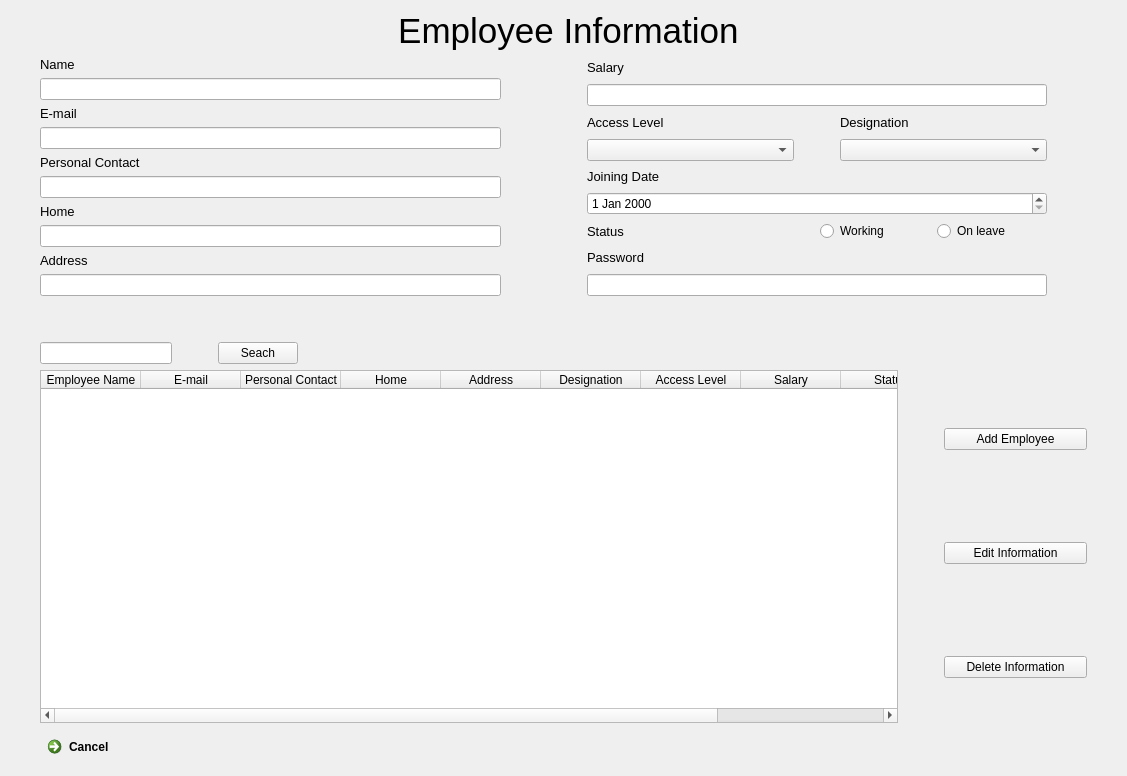
First picture: the form in EmployeeUI.ui, repository ASNaeem/Simple-VCMS, before the edit.
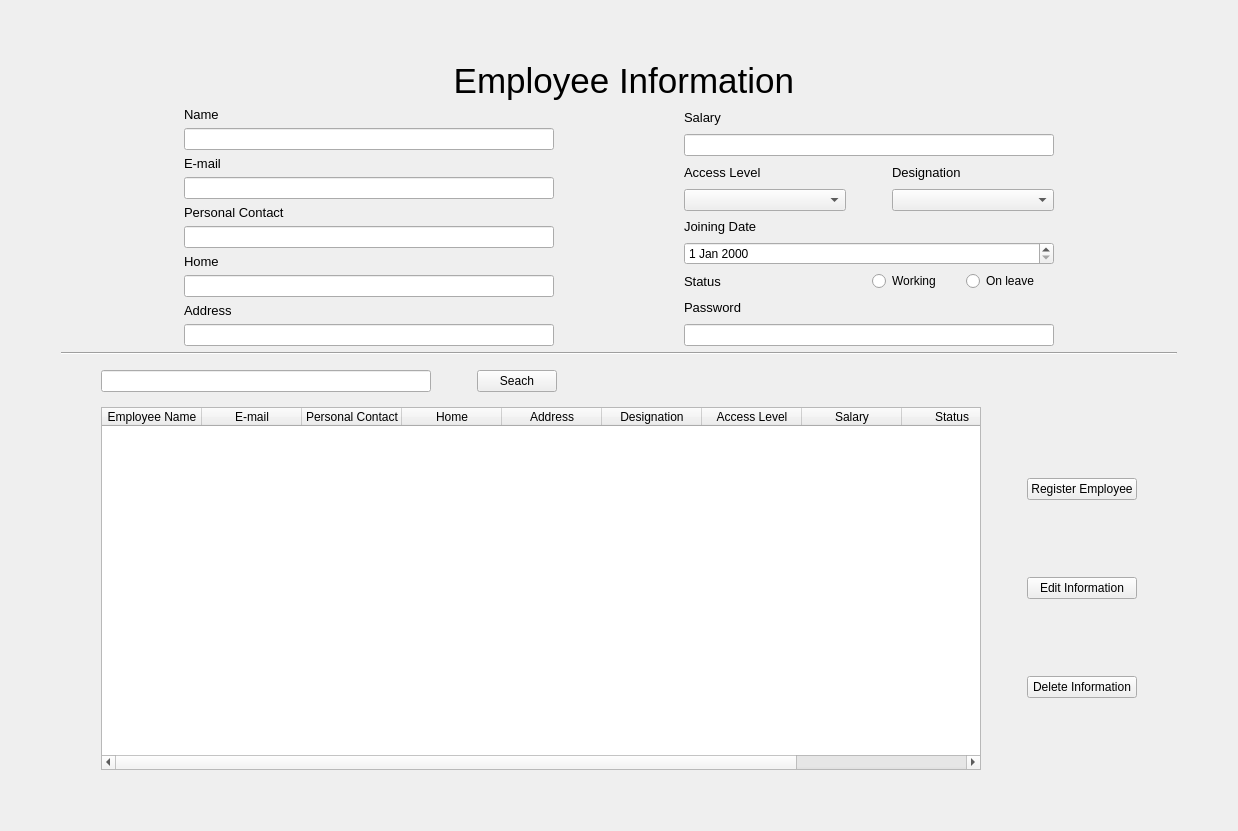
Second picture: the form after the edit.

```diff
--- a/EmployeeUI.ui
+++ b/EmployeeUI.ui
@@ -6,24 +6,30 @@
    <rect>
     <x>0</x>
     <y>0</y>
-    <width>1127</width>
-    <height>776</height>
+    <width>1238</width>
+    <height>831</height>
    </rect>
   </property>
   <property name="windowTitle">
    <string>Form</string>
   </property>
-  <layout class="QVBoxLayout" name="verticalLayout_7">
+  <layout class="QVBoxLayout" name="verticalLayout_101">
+   <item>
+    <layout class="QVBoxLayout" name="verticalLayout_84" stretch="0,0,0,0,0,0">
    <property name="leftMargin">
-    <number>40</number>
+      <number>50</number>
+     </property>
+     <property name="topMargin">
+      <number>50</number>
    </property>
    <property name="rightMargin">
-    <number>40</number>
-   </property>
+      <number>50</number>
+     </property>
+     <property name="bottomMargin">
+      <number>50</number>
+     </property>
    <item>
-    <layout class="QVBoxLayout" name="verticalLayout">
-     <item>
-      <widget class="QLabel" name="label">
+      <widget class="QLabel" name="label_employee_information_6">
        <property name="font">
         <font>
          <pointsize>26</pointsize>
@@ -37,19 +43,30 @@
        </property>
       </widget>
      </item>
-    </layout>
+     <item>
+      <layout class="QHBoxLayout" name="horizontalLayout_31" stretch="10,30,10,30,10">
+       <item>
+        <spacer name="horizontalSpacer_46">
+         <property name="orientation">
+          <enum>Qt::Horizontal</enum>
+         </property>
+         <property name="sizeHint" stdset="0">
+          <size>
+           <width>40</width>
+           <height>20</height>
+          </size>
+         </property>
+        </spacer>
    </item>
    <item>
-    <layout class="QHBoxLayout" name="horizontalLayout" stretch="30,0,30">
+        <layout class="QVBoxLayout" name="verticalLayout_85">
      <item>
-      <layout class="QVBoxLayout" name="verticalLayout_6">
-       <item>
-        <layout class="QVBoxLayout" name="verticalLayout_2">
+          <layout class="QVBoxLayout" name="verticalLayout_86">
          <property name="rightMargin">
-          <number>40</number>
+            <number>0</number>
          </property>
          <item>
-          <layout class="QVBoxLayout" name="verticalLayout_3">
+            <layout class="QVBoxLayout" name="verticalLayout_87">
            <property name="leftMargin">
             <number>0</number>
            </property>
@@ -74,7 +91,7 @@
           </layout>
          </item>
          <item>
-          <layout class="QVBoxLayout" name="verticalLayout_4">
+            <layout class="QVBoxLayout" name="verticalLayout_88">
            <property name="leftMargin">
             <number>0</number>
            </property>
@@ -99,7 +116,7 @@
           </layout>
          </item>
          <item>
-          <layout class="QVBoxLayout" name="verticalLayout_5">
+            <layout class="QVBoxLayout" name="verticalLayout_89">
            <property name="leftMargin">
             <number>0</number>
            </property>
@@ -124,7 +141,7 @@
           </layout>
          </item>
          <item>
-          <layout class="QVBoxLayout" name="verticalLayout_17">
+            <layout class="QVBoxLayout" name="verticalLayout_90">
            <item>
             <widget class="QLabel" name="label_12">
              <property name="font">
@@ -143,7 +160,7 @@
           </layout>
          </item>
          <item>
-          <layout class="QVBoxLayout" name="verticalLayout_8">
+            <layout class="QVBoxLayout" name="verticalLayout_91">
            <property name="leftMargin">
             <number>0</number>
            </property>
@@ -172,7 +189,7 @@
       </layout>
      </item>
      <item>
-      <spacer name="horizontalSpacer_2">
+        <spacer name="horizontalSpacer_47">
        <property name="orientation">
         <enum>Qt::Horizontal</enum>
        </property>
@@ -188,12 +205,12 @@
       </spacer>
      </item>
      <item>
-      <layout class="QVBoxLayout" name="verticalLayout_10">
+        <layout class="QVBoxLayout" name="verticalLayout_92">
        <property name="leftMargin">
         <number>0</number>
        </property>
        <property name="rightMargin">
-        <number>40</number>
+          <number>0</number>
        </property>
        <item>
         <layout class="QVBoxLayout" name="verticalLayout_13">
@@ -409,7 +426,71 @@
        </item>
       </layout>
      </item>
-    </layout>
+       <item>
+        <spacer name="horizontalSpacer_49">
+         <property name="orientation">
+          <enum>Qt::Horizontal</enum>
+         </property>
+         <property name="sizeHint" stdset="0">
+          <size>
+           <width>40</width>
+           <height>20</height>
+          </size>
+         </property>
+        </spacer>
+       </item>
+      </layout>
+     </item>
+     <item>
+      <widget class="Line" name="line">
+       <property name="orientation">
+        <enum>Qt::Horizontal</enum>
+       </property>
+      </widget>
+     </item>
+     <item>
+      <layout class="QHBoxLayout" name="horizontalLayout_35" stretch="0,20,0,0,0">
+       <property name="rightMargin">
+        <number>600</number>
+       </property>
+       <item>
+        <spacer name="horizontalSpacer_50">
+         <property name="orientation">
+          <enum>Qt::Horizontal</enum>
+         </property>
+         <property name="sizeHint" stdset="0">
+          <size>
+           <width>40</width>
+           <height>20</height>
+          </size>
+         </property>
+        </spacer>
+       </item>
+       <item>
+        <widget class="QLineEdit" name="line_search_6"/>
+       </item>
+       <item>
+        <spacer name="horizontalSpacer_51">
+         <property name="orientation">
+          <enum>Qt::Horizontal</enum>
+         </property>
+         <property name="sizeType">
+          <enum>QSizePolicy::Minimum</enum>
+         </property>
+         <property name="sizeHint" stdset="0">
+          <size>
+           <width>40</width>
+           <height>20</height>
+          </size>
+         </property>
+        </spacer>
+       </item>
+       <item>
+        <widget class="QPushButton" name="button_search_6">
+         <property name="text">
+          <string>Seach</string>
+         </property>
+        </widget>
    </item>
    <item>
     <spacer name="verticalSpacer">
@@ -427,26 +508,15 @@
      </property>
     </spacer>
    </item>
-   <item>
-    <layout class="QHBoxLayout" name="horizontalLayout_3" stretch="30,0,5">
-     <item>
-      <layout class="QVBoxLayout" name="verticalLayout_9">
-       <item>
-        <layout class="QHBoxLayout" name="horizontalLayout_2" stretch="20,0,0">
-         <property name="rightMargin">
-          <number>600</number>
-         </property>
-         <item>
-          <widget class="QLineEdit" name="lineEdit_8"/>
+      </layout>
          </item>
          <item>
-          <spacer name="horizontalSpacer">
+      <layout class="QHBoxLayout" name="horizontalLayout_36" stretch="0,30,0,0,0">
+       <item>
+        <spacer name="horizontalSpacer_52">
            <property name="orientation">
             <enum>Qt::Horizontal</enum>
            </property>
-           <property name="sizeType">
-            <enum>QSizePolicy::Minimum</enum>
-           </property>
            <property name="sizeHint" stdset="0">
             <size>
              <width>40</width>
@@ -456,16 +526,9 @@
           </spacer>
          </item>
          <item>
-          <widget class="QPushButton" name="pushButton">
-           <property name="text">
-            <string>Seach</string>
-           </property>
-          </widget>
-         </item>
-        </layout>
-       </item>
+        <layout class="QVBoxLayout" name="verticalLayout_98">
        <item>
-        <widget class="QTableWidget" name="tableWidget">
+          <widget class="QTableWidget" name="table_employee_6">
          <column>
           <property name="text">
            <string>Employee Name</string>
@@ -518,17 +581,10 @@
          </column>
         </widget>
        </item>
-       <item>
-        <widget class="QCommandLinkButton" name="commandLinkButton">
-         <property name="text">
-          <string>Cancel</string>
-         </property>
-        </widget>
-       </item>
       </layout>
      </item>
      <item>
-      <spacer name="horizontalSpacer_3">
+        <spacer name="horizontalSpacer_53">
        <property name="orientation">
         <enum>Qt::Horizontal</enum>
        </property>
@@ -541,11 +597,11 @@
       </spacer>
      </item>
      <item>
-      <layout class="QVBoxLayout" name="verticalLayout_16">
+        <layout class="QVBoxLayout" name="verticalLayout_99">
        <item>
         <widget class="QPushButton" name="pushButton_4">
          <property name="text">
-          <string>Add Employee</string>
+            <string>Register Employee</string>
          </property>
         </widget>
        </item>
@@ -564,6 +620,24 @@
         </widget>
        </item>
       </layout>
+       </item>
+       <item>
+        <spacer name="horizontalSpacer_54">
+         <property name="orientation">
+          <enum>Qt::Horizontal</enum>
+         </property>
+         <property name="sizeHint" stdset="0">
+          <size>
+           <width>40</width>
+           <height>20</height>
+          </size>
+         </property>
+        </spacer>
+       </item>
+      </layout>
+     </item>
+     <item>
+      <layout class="QVBoxLayout" name="verticalLayout_100"/>
      </item>
     </layout>
    </item>
```
Left out of the diff: 70 changed lines with no effect on the pictures. Lines whose indentation alone changed are shown as unchanged.
